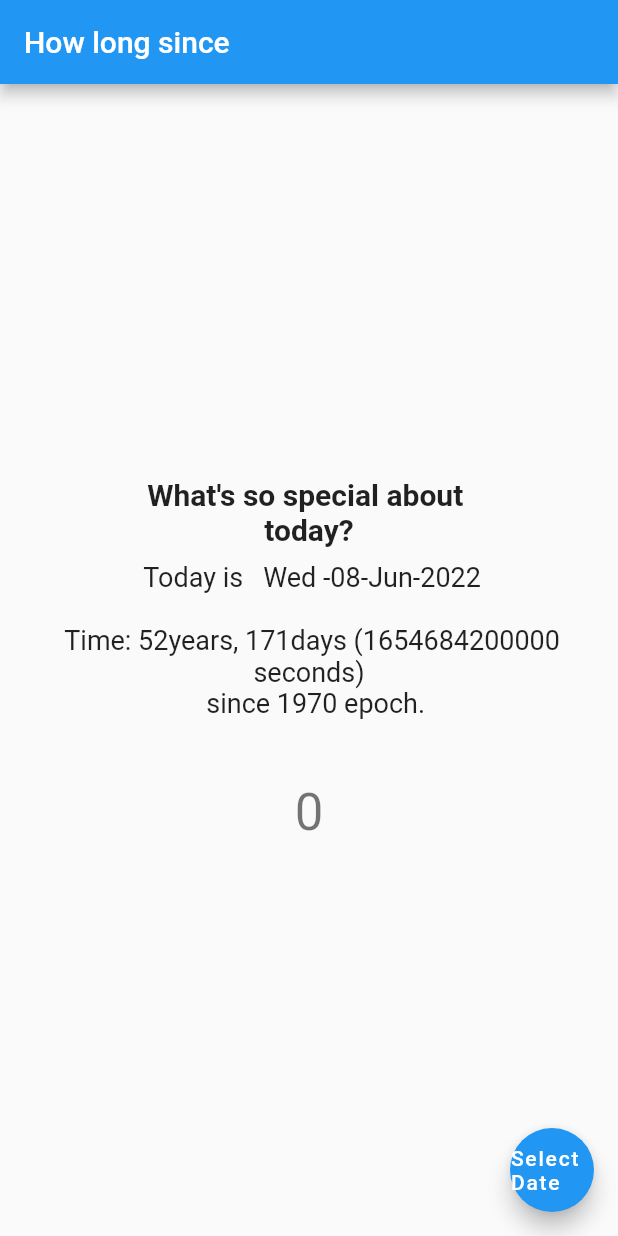
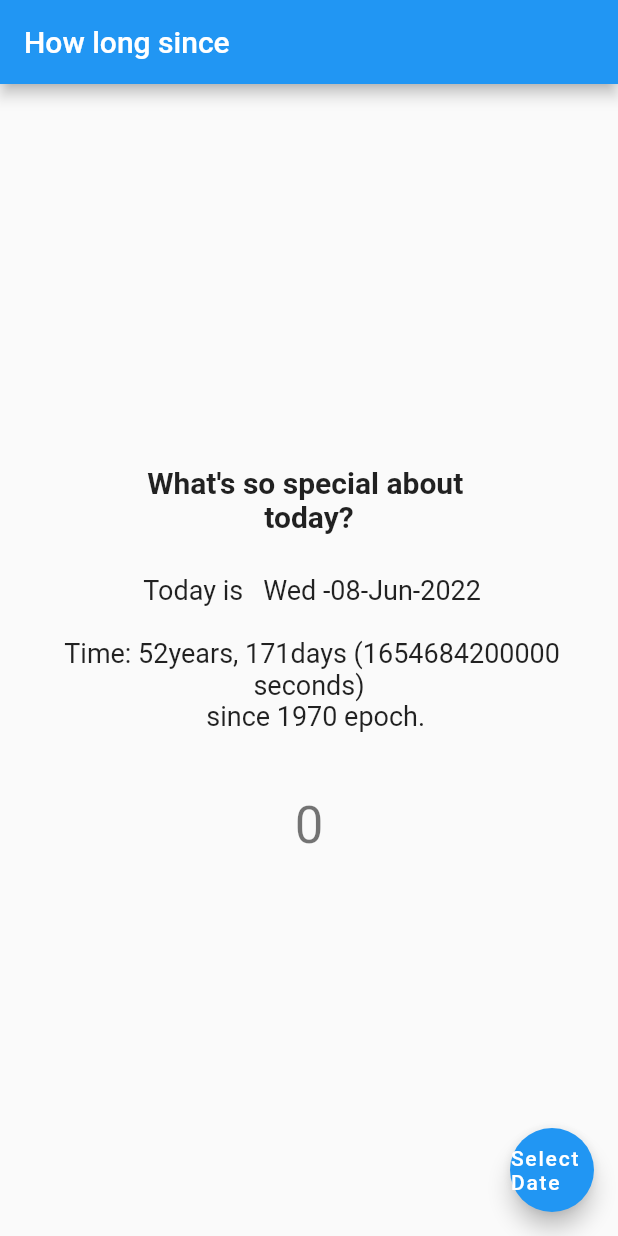
Before and after one commit to RDjarbeng/countdown_flutter, a Flutter app: the screen it shows after launch, on a phone screen of 412 x 824 dp. Run offline on Flutter 3.47's test engine with Material 2 defaults, Android fonts, the phone set to English and light mode, and no system bars; drawn by our look-alikes of animated_text_kit.

Commit message:
Add animated text to sizedbox animations

```diff
--- a/lib/main.dart
+++ b/lib/main.dart
@@ -79,7 +79,9 @@ class _MyHomePageState extends State<MyHomePage> {
                     'What\'s so special about ',
                     style: animationTextStyle,
                   ),
-                  AnimatedTextKit(
+                  SizedBox(
+                    height: 40,
+                    child: AnimatedTextKit(
                       animatedTexts: [
                         FadeAnimatedText(
                           'today?',
@@ -112,6 +114,7 @@ class _MyHomePageState extends State<MyHomePage> {
                       onTap: () {
                         print("Tap Event");
                       },
+                    ),
                   ),
                 ],
               ),
```
Lines whose indentation alone changed are shown as unchanged.
